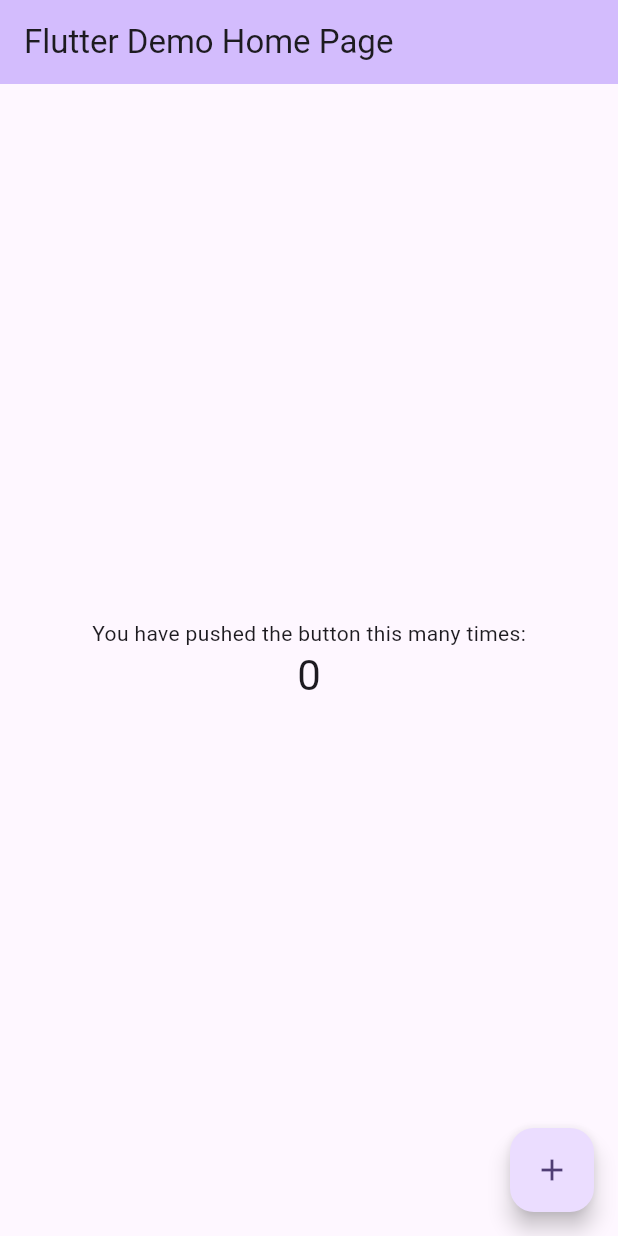
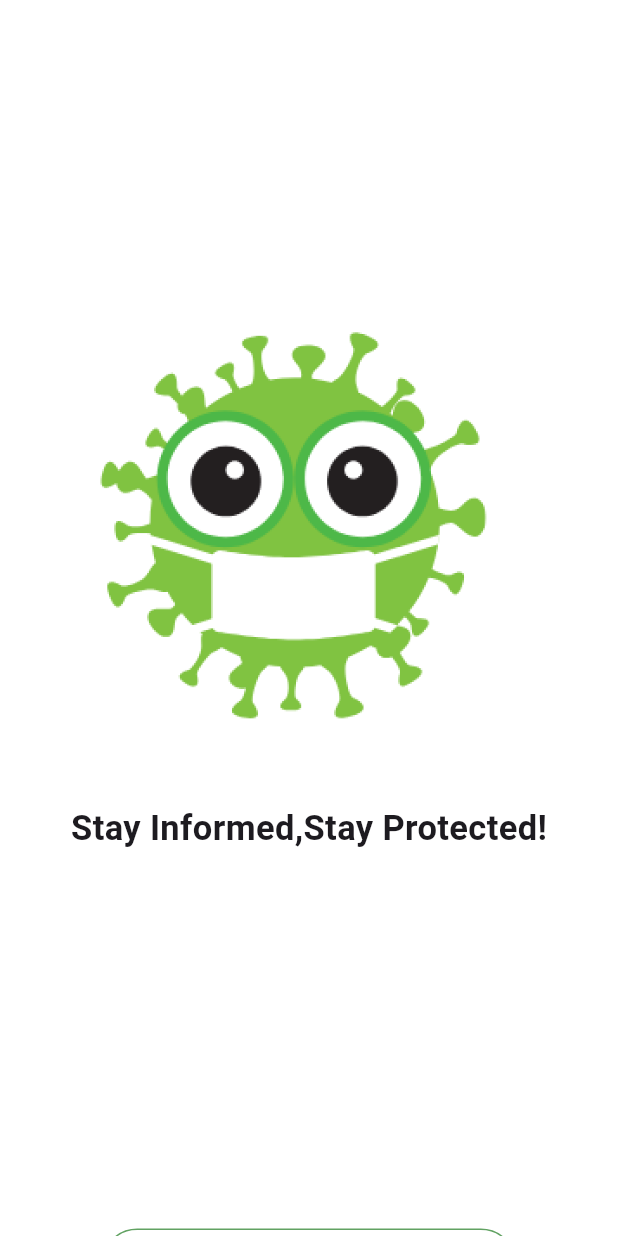
Before and after one commit to Ngambiann/Flu-tracking-app, a Flutter app: the screen it shows after launch, on a phone screen of 412 x 824 dp. Run offline on Flutter 3.47's test engine with Material 3 defaults, Android fonts, the phone set to English and light mode, and no system bars; our stand-ins replace phosphor_flutter.

Commit message:
landing + main screen 40

```diff
--- a/lib/main.dart
+++ b/lib/main.dart
@@ -1,3 +1,4 @@
+import 'package:achoo/pages/landingpage.dart';
 import 'package:flutter/material.dart';
 
 void main() {
@@ -11,112 +12,8 @@ class MyApp extends StatelessWidget {
   @override
   Widget build(BuildContext context) {
     return MaterialApp(
-      title: 'Flutter Demo',
-      theme: ThemeData(
-        // This is the theme of your application.
-        //
-        // TRY THIS: Try running your application with "flutter run". You'll see
-        // the application has a purple toolbar. Then, without quitting the app,
-        // try changing the seedColor in the colorScheme below to Colors.green
-        // and then invoke "hot reload" (save your changes or press the "hot
-        // reload" button in a Flutter-supported IDE, or press "r" if you used
-        // the command line to start the app).
-        //
-        // Notice that the counter didn't reset back to zero; the application
-        // state is not lost during the reload. To reset the state, use hot
-        // restart instead.
-        //
-        // This works for code too, not just values: Most code changes can be
-        // tested with just a hot reload.
-        colorScheme: ColorScheme.fromSeed(seedColor: Colors.deepPurple),
-      ),
-      home: const MyHomePage(title: 'Flutter Demo Home Page'),
+      debugShowCheckedModeBanner: false,
+      home: Landingpage(),
     );
   }
 }
-
-class MyHomePage extends StatefulWidget {
-  const MyHomePage({super.key, required this.title});
-
-  // This widget is the home page of your application. It is stateful, meaning
-  // that it has a State object (defined below) that contains fields that affect
-  // how it looks.
-
-  // This class is the configuration for the state. It holds the values (in this
-  // case the title) provided by the parent (in this case the App widget) and
-  // used by the build method of the State. Fields in a Widget subclass are
-  // always marked "final".
-
-  final String title;
-
-  @override
-  State<MyHomePage> createState() => _MyHomePageState();
-}
-
-class _MyHomePageState extends State<MyHomePage> {
-  int _counter = 0;
-
-  void _incrementCounter() {
-    setState(() {
-      // This call to setState tells the Flutter framework that something has
-      // changed in this State, which causes it to rerun the build method below
-      // so that the display can reflect the updated values. If we changed
-      // _counter without calling setState(), then the build method would not be
-      // called again, and so nothing would appear to happen.
-      _counter++;
-    });
-  }
-
-  @override
-  Widget build(BuildContext context) {
-    // This method is rerun every time setState is called, for instance as done
-    // by the _incrementCounter method above.
-    //
-    // The Flutter framework has been optimized to make rerunning build methods
-    // fast, so that you can just rebuild anything that needs updating rather
-    // than having to individually change instances of widgets.
-    return Scaffold(
-      appBar: AppBar(
-        // TRY THIS: Try changing the color here to a specific color (to
-        // Colors.amber, perhaps?) and trigger a hot reload to see the AppBar
-        // change color while the other colors stay the same.
-        backgroundColor: Theme.of(context).colorScheme.inversePrimary,
-        // Here we take the value from the MyHomePage object that was created by
-        // the App.build method, and use it to set our appbar title.
-        title: Text(widget.title),
-      ),
-      body: Center(
-        // Center is a layout widget. It takes a single child and positions it
-        // in the middle of the parent.
-        child: Column(
-          // Column is also a layout widget. It takes a list of children and
-          // arranges them vertically. By default, it sizes itself to fit its
-          // children horizontally, and tries to be as tall as its parent.
-          //
-          // Column has various properties to control how it sizes itself and
-          // how it positions its children. Here we use mainAxisAlignment to
-          // center the children vertically; the main axis here is the vertical
-          // axis because Columns are vertical (the cross axis would be
-          // horizontal).
-          //
-          // TRY THIS: Invoke "debug painting" (choose the "Toggle Debug Paint"
-          // action in the IDE, or press "p" in the console), to see the
-          // wireframe for each widget.
-          mainAxisAlignment: MainAxisAlignment.center,
-          children: <Widget>[
-            const Text('You have pushed the button this many times:'),
-            Text(
-              '$_counter',
-              style: Theme.of(context).textTheme.headlineMedium,
-            ),
-          ],
-        ),
-      ),
-      floatingActionButton: FloatingActionButton(
-        onPressed: _incrementCounter,
-        tooltip: 'Increment',
-        child: const Icon(Icons.add),
-      ), // This trailing comma makes auto-formatting nicer for build methods.
-    );
-  }
-}
--- /dev/null
+++ b/lib/pages/landingpage.dart
@@ -0,0 +1,62 @@
+import 'package:achoo/pages/mainpage.dart';
+import 'package:flutter/material.dart';
+
+class Landingpage extends StatefulWidget {
+  const Landingpage({super.key});
+
+  @override
+  State<Landingpage> createState() => _LandingpageState();
+}
+
+class _LandingpageState extends State<Landingpage> {
+  bool isPressed = false;
+  @override
+  Widget build(BuildContext context) {
+    return Scaffold(
+      backgroundColor: const Color.fromARGB(255, 255, 255, 255),
+      body: Container(
+        padding: EdgeInsets.only(top: 150),
+        child: Column(
+          children: [
+            Align(
+              alignment: Alignment.center,
+              child: Image.asset('assets/images/smaller achoo guy.png'),
+            ),
+            Text(
+              "Stay Informed,Stay Protected!",
+              style: TextStyle(fontSize: 23, fontWeight: FontWeight.bold),
+            ),
+            SizedBox(height: 250),
+            OutlinedButton(
+              onPressed: () {
+                Navigator.of(context).pushReplacement(
+                  MaterialPageRoute(builder: (context) => Mainpage()),
+                );
+                setState(() {
+                  isPressed=!isPressed;
+                });
+              },
+              style: OutlinedButton.styleFrom(
+                backgroundColor: isPressed ? Color.fromARGB(255, 97, 162, 98): Colors.transparent,
+                foregroundColor: isPressed ? Colors.white : Colors.transparent,
+                side: const BorderSide(
+                  color: Color.fromARGB(255, 97, 162, 98),
+                  width: 1.0,
+                ),
+                fixedSize: const Size(277, 48),
+              ),
+              child: Text(
+                "Get started",
+                style: TextStyle(
+                  fontSize: 21,
+                  fontWeight: FontWeight.w500,
+                  color: Colors.black,
+                ),
+              ),
+            ),
+          ],
+        ),
+      ),
+    );
+  }
+}
--- a/pubspec.yaml
+++ b/pubspec.yaml
@@ -30,6 +30,8 @@ environment:
 dependencies:
   flutter:
     sdk: flutter
+  permission_handler: ^11.3.1
+  phosphor_flutter: ^2.1.0
 
   # The following adds the Cupertino Icons font to your application.
   # Use with the CupertinoIcons class for iOS style icons.
@@ -58,8 +60,8 @@ flutter:
   uses-material-design: true
 
   # To add assets to your application, add an assets section, like this:
-  # assets:
-  #   - images/a_dot_burr.jpeg
+  assets:
+     - assets/images/
   #   - images/a_dot_ham.jpeg
 
   # An image asset can refer to one or more resolution-specific "variants", see
```
Also changed, not shown: lib/components/navigationbar.dart (added, +39 -0 lines), lib/components/permissions.dart (added, +11 -0 lines), lib/pages/mainpage.dart (added, +36 -0 lines), lib/pages/screens/flu_tips.dart (added, +15 -0 lines), lib/pages/screens/funfacts.dart (added, +15 -0 lines), assets/images/smaller achoo guy.png (added), pubspec.lock, 2 other files.
